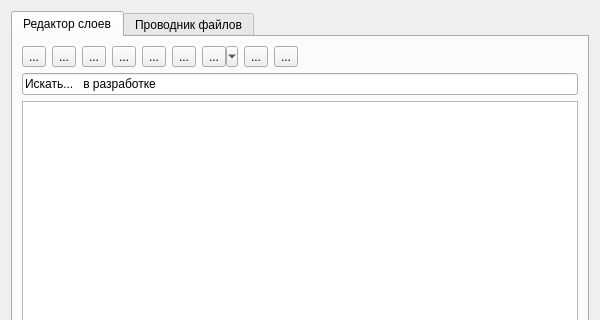
This is UI/Home/LayerExplorerWidget.ui in Codbrain1/QSpace as Qt 5 draws it before an edit; both pictures show x 0 to 600 and y 0 to 320 of the 600 by 671 pixel window. The edited form follows.
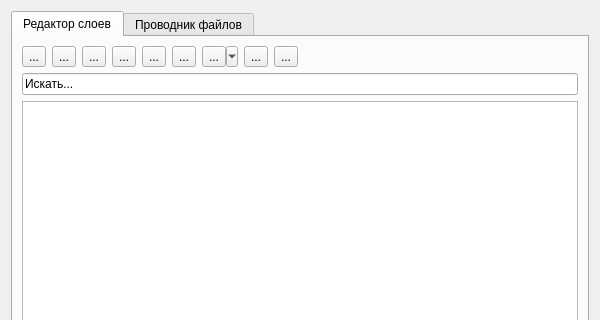
This is the edited form. Icons and pictures are not drawn.

```diff
--- a/UI/Home/LayerExplorerWidget.ui
+++ b/UI/Home/LayerExplorerWidget.ui
@@ -236,7 +236,7 @@
           <bool>true</bool>
          </property>
          <property name="text">
-          <string>Искать...   в разработке</string>
+          <string>Искать...</string>
          </property>
         </widget>
        </item>
```
